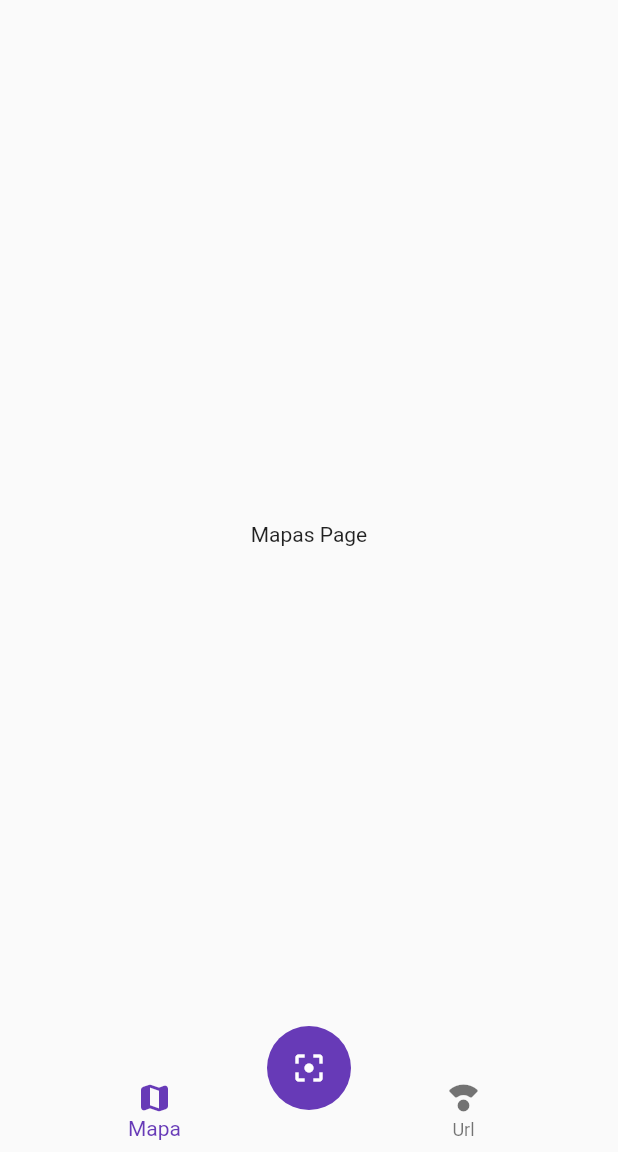
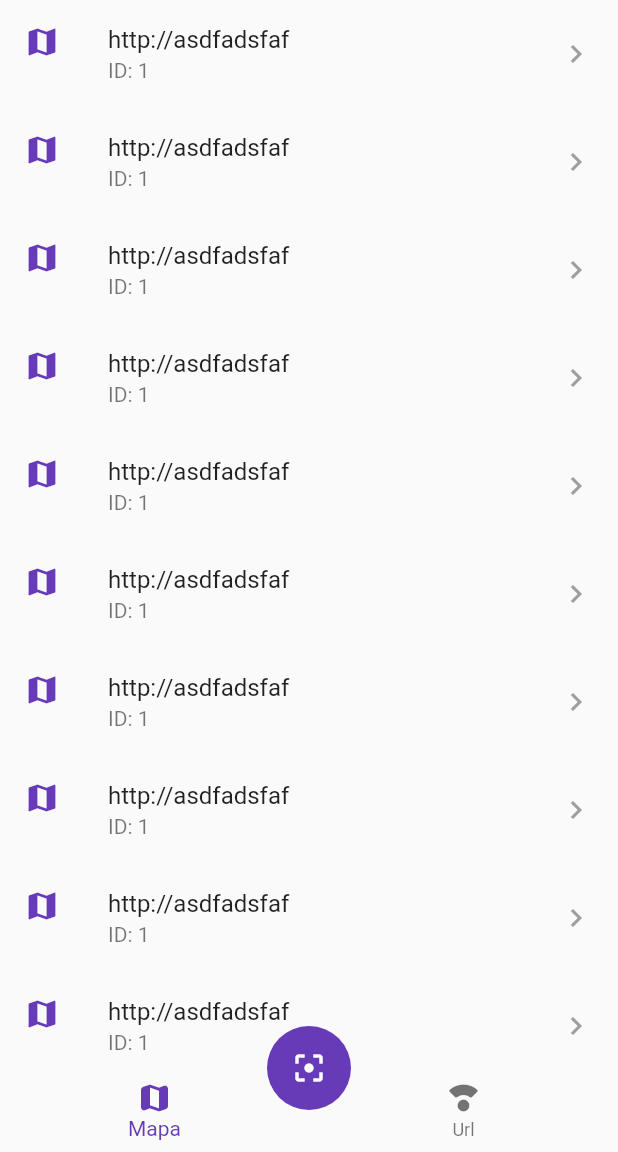
Before and after one commit to DonKames/flutter_qr_reader, a Flutter app: the screen it shows after launch, on a phone screen of 412 x 824 dp, the part 84-1236 px from its top. Run offline on Flutter 3.47's test engine with Material 2 defaults, Android fonts, the phone set to English and light mode, and no system bars; our stand-ins replace sqflite; accounts and stored records are empty.

Commit message:
Curso Flutter 177

```diff
--- a/lib/main.dart
+++ b/lib/main.dart
@@ -2,6 +2,7 @@ import 'package:flutter/material.dart';
 import 'package:provider/provider.dart';
 import 'package:qr_reader/pages/home_page.dart';
 import 'package:qr_reader/pages/mapa_page.dart';
+import 'package:qr_reader/providers/scans_provider.dart';
 import 'package:qr_reader/providers/ui_provider.dart';
 
 void main() => runApp(const MyApp());
@@ -15,6 +16,7 @@ class MyApp extends StatelessWidget {
     return MultiProvider(
       providers: [
         ChangeNotifierProvider(create: (_) => UiProvider()),
+        ChangeNotifierProvider(create: (_) => ScansProvider()),
       ],
       child: MaterialApp(
         debugShowCheckedModeBanner: false,
--- a/lib/pages/home_page.dart
+++ b/lib/pages/home_page.dart
@@ -32,7 +32,7 @@ class HomePage extends StatelessWidget {
 }
 
 class _HomePageBody extends StatelessWidget {
-  const _HomePageBody({super.key});
+  const _HomePageBody();
 
   @override
   Widget build(BuildContext context) {
@@ -44,6 +44,8 @@ class _HomePageBody extends StatelessWidget {
 
     //TODO: Temporal - Leer la base de datos.
     final tempScan = ScanModel(valor: 'http://google.com');
+    //DBProvider.db.nuevoScan(tempScan);
+    DBProvider.db.deleteAllScans();
     DBProvider.db.getAllScans().then(print);
 
     switch (currentIndex) {
--- a/lib/pages/mapas_page.dart
+++ b/lib/pages/mapas_page.dart
@@ -5,8 +5,20 @@ class MapasPage extends StatelessWidget {
 
   @override
   Widget build(BuildContext context) {
-    return const Center(
-      child: Text('Mapas Page'),
+    return ListView.builder(
+      itemCount: 10,
+      itemBuilder: (BuildContext context, int index) => ListTile(
+        leading: Icon(
+          Icons.map,
+          color: Theme.of(context).primaryColor,
+        ),
+        title: const Text('http://asdfadsfaf'),
+        subtitle: const Text('ID: 1'),
+        trailing: Icon(
+          Icons.keyboard_arrow_right,
+          color: Colors.grey,
+        ),
+      ),
     );
   }
 }
```
Also changed, not shown: lib/providers/db_provider.dart (+14 -0 lines), lib/providers/scans_provider.dart (added, +48 -0 lines).
